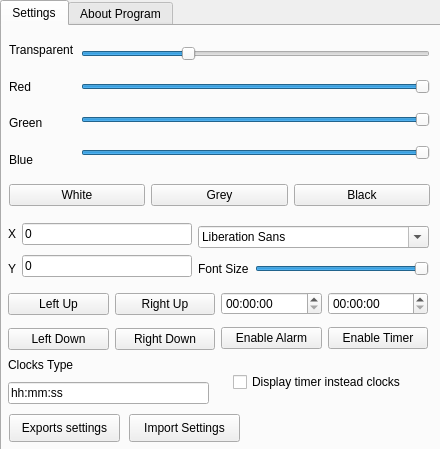
Before: the Qt Designer form ClocksSettings.ui in Roker2/ClocksOnWindows, drawn with Qt 5.
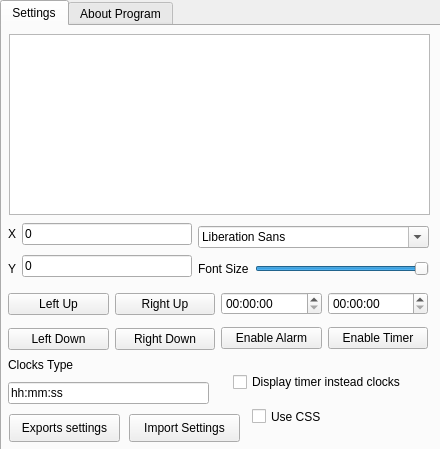
After: the same form once the commit is applied. Icons and pictures are not drawn.

Commit message: ClocksSettings: Add using CSS for clocks [1/2]

Patch:
```diff
--- a/ClocksSettings.ui
+++ b/ClocksSettings.ui
@@ -425,6 +425,29 @@
       </item>
      </layout>
     </widget>
+    <widget class="QCheckBox" name="checkBox_UseCSS">
+     <property name="geometry">
+      <rect>
+       <x>250</x>
+       <y>380</y>
+       <width>85</width>
+       <height>21</height>
+      </rect>
+     </property>
+     <property name="text">
+      <string>Use CSS</string>
+     </property>
+    </widget>
+    <widget class="QTextEdit" name="textEdit_CSS">
+     <property name="geometry">
+      <rect>
+       <x>7</x>
+       <y>8</y>
+       <width>421</width>
+       <height>181</height>
+      </rect>
+     </property>
+    </widget>
    </widget>
    <widget class="QWidget" name="tab_2">
     <attribute name="title">
```
Left out of the diff: 2 changed lines with no effect on the pictures. The commit also changes 2 other files.
